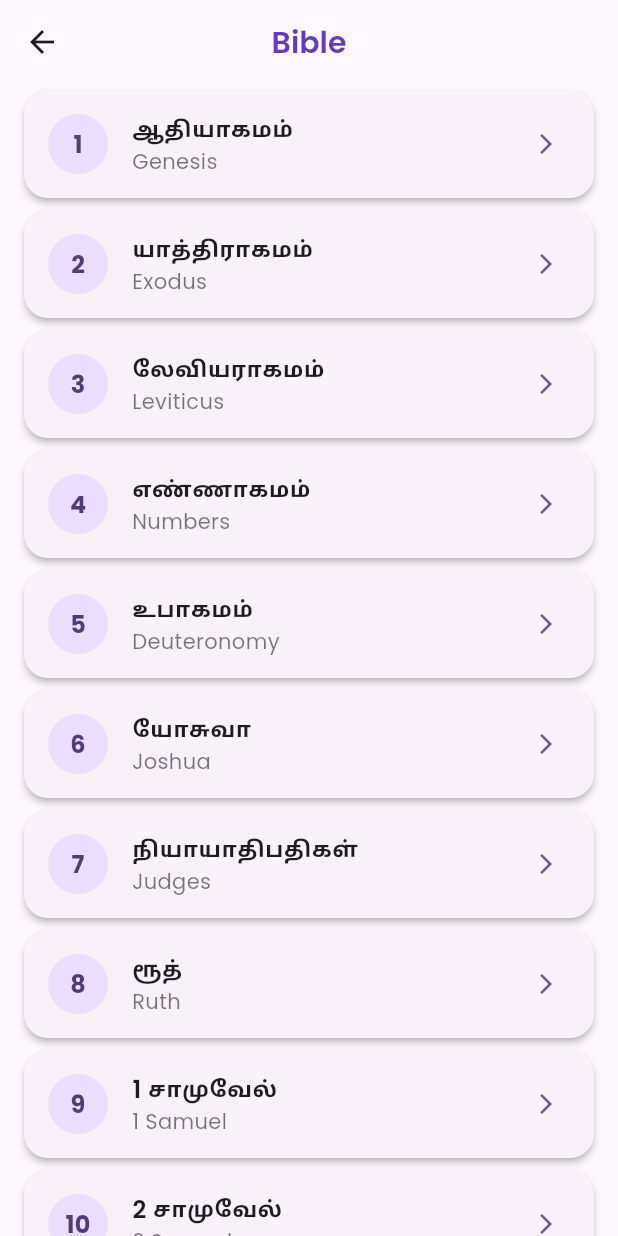
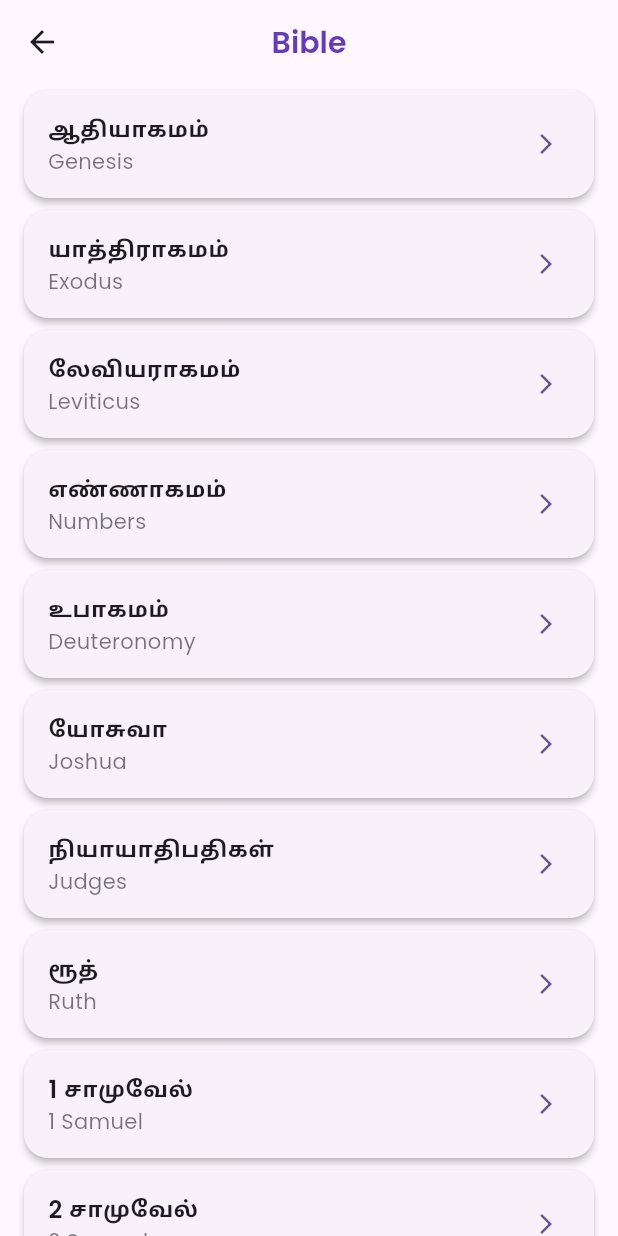
Before and after one commit to samuelshan123/church_presenter, a Flutter app: the BibleScreen screen opened directly, on a phone screen of 412 x 824 dp. Run offline on Flutter 3.47's test engine with Material 3 defaults, Android fonts, the phone set to English and light mode, and no system bars; our stand-ins replace flutter_colorpicker, google_fonts, shared_preferences, shelf, shelf_web_socket, sqflite and 1 more; missing offline and left inert: shelf_router; accounts and stored records are empty.

Commit message:
bible screen ui issue fixed

```diff
--- a/lib/ui/screens/bible/bible_screen.dart
+++ b/lib/ui/screens/bible/bible_screen.dart
@@ -99,20 +99,6 @@ class _BibleScreenState extends State<BibleScreen> {
                     vertical: 4,
                   ),
                   child: ListTile(
-                    leading: CircleAvatar(
-                      backgroundColor: Theme.of(
-                        context,
-                      ).colorScheme.primaryContainer,
-                      child: Text(
-                        '${index + 1}',
-                        style: TextStyle(
-                          color: Theme.of(
-                            context,
-                          ).colorScheme.onPrimaryContainer,
-                          fontWeight: FontWeight.bold,
-                        ),
-                      ),
-                    ),
                     title: Text(
                       book.tamil,
                       style: const TextStyle(
--- a/lib/ui/screens/songs/song_detail_screen.dart
+++ b/lib/ui/screens/songs/song_detail_screen.dart
@@ -1,7 +1,6 @@
 import 'package:flutter/material.dart';
 import '../../../db/models/song.dart';
 import '../../../services/server_service.dart';
-import '../../widgets/live_status_badge.dart';
 import '../../widgets/broadcast_info_banner.dart';
 import '../../widgets/broadcast_control_bar.dart';
 
@@ -106,7 +105,7 @@ class _SongDetailScreenState extends State<SongDetailScreen> {
       appBar: AppBar(
         title: Text(widget.song.title),
         elevation: 0,
-        actions: [if (serverActive) const LiveStatusBadge()],
+        // actions: [if (serverActive) const LiveStatusBadge()],
       ),
       body: Column(
         children: [
```
Also changed, not shown: lib/ui/screens/bible/bible_chapter_screen.dart (+11 -37 lines), pubspec.yaml (+67 -0 lines).
